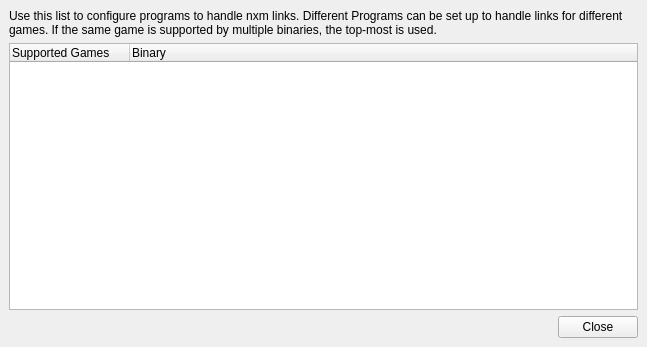
First picture: the form in tools/nxmhandler/src/handlerwindow.ui, repository Holt59/mo2-merge, before the edit.
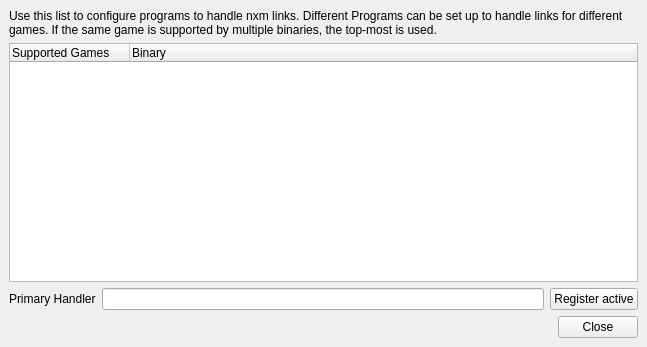
Second picture: the form after the edit. Icons and pictures are not drawn. Custom widgets are drawn as their Qt base class.

Commit message: [nxmhandler] - nxmhandler now has a ui to modify the proxy-handler - mo now registers itself with nxmhandler when launching the browser - pdbs are now generated for plugins - reverted configurator to pyqt4

```diff
--- a/tools/nxmhandler/src/handlerwindow.ui
+++ b/tools/nxmhandler/src/handlerwindow.ui
@@ -57,6 +57,31 @@
       </column>
      </widget>
     </item>
+    <item>
+     <layout class="QHBoxLayout" name="horizontalLayout_2">
+      <item>
+       <widget class="QLabel" name="label_2">
+        <property name="text">
+         <string>Primary Handler</string>
+        </property>
+       </widget>
+      </item>
+      <item>
+       <widget class="QLineEdit" name="handlerView">
+        <property name="readOnly">
+         <bool>true</bool>
+        </property>
+       </widget>
+      </item>
+      <item>
+       <widget class="QPushButton" name="registerButton">
+        <property name="text">
+         <string>Register active</string>
+        </property>
+       </widget>
+      </item>
+     </layout>
+    </item>
     <item>
      <layout class="QHBoxLayout" name="horizontalLayout">
       <item>
```
The commit also changes 5 other files.
